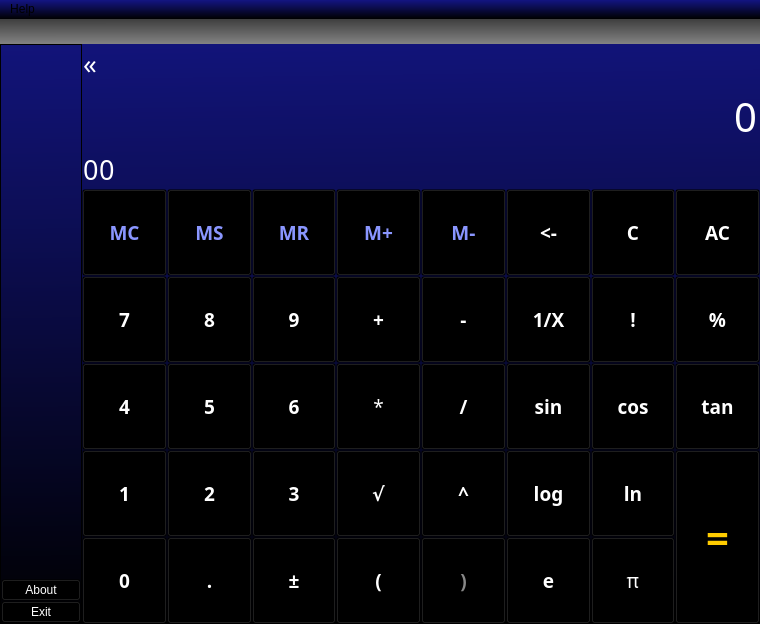
jirvoz/ivscd, file src/mainwindow.ui: the form before one commit.
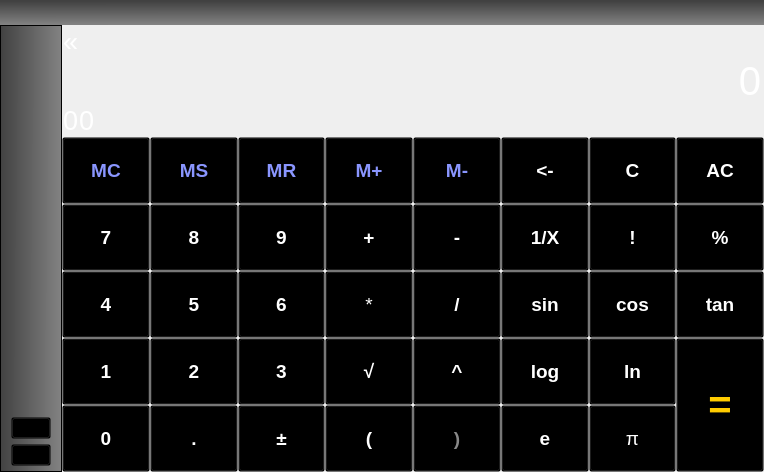
The form after the commit. Icons and pictures are not drawn.

Patch:
```diff
--- a/src/mainwindow.ui
+++ b/src/mainwindow.ui
@@ -6,8 +6,8 @@
    <rect>
     <x>0</x>
     <y>0</y>
-    <width>760</width>
-    <height>624</height>
+    <width>764</width>
+    <height>472</height>
    </rect>
   </property>
   <property name="sizePolicy">
@@ -20,7 +20,8 @@
    <string>Calculator</string>
   </property>
   <property name="styleSheet">
-   <string notr="true">QWidget{background-color: qlineargradient(spread:pad, x1:0.502, y1:0, x2:0.521531, y2:1, stop:0 rgba(19, 21, 130, 255), stop:1 rgba(0, 0, 0, 255)); }</string>
+   <string notr="true">QWidget{background-color: qlineargradient(spread:pad, x1:0.502, y1:0, x2:0.521531, y2:1, stop:0 rgba(19, 21, 130, 255), stop:1 rgba(0, 0, 0, 255)); }
+font-family: Ubuntu;</string>
   </property>
   <widget class="QWidget" name="centralWidget">
    <property name="styleSheet">
@@ -46,7 +47,6 @@
      <widget class="QFrame" name="displayFrame">
       <property name="styleSheet">
        <string notr="true">color: white;
-font-family: Purisa;
 </string>
       </property>
       <property name="frameShape">
@@ -105,7 +105,7 @@
             </property>
             <property name="font">
              <font>
-              <family>Purisa</family>
+              <family>Ubuntu</family>
               <pointsize>20</pointsize>
              </font>
             </property>
@@ -124,7 +124,7 @@
             </property>
             <property name="font">
              <font>
-              <family>Purisa</family>
+              <family>Ubuntu</family>
              </font>
             </property>
             <property name="text">
@@ -145,7 +145,7 @@
         <widget class="QLabel" name="resultLabel">
          <property name="font">
           <font>
-           <family>Purisa</family>
+           <family>Ubuntu</family>
            <pointsize>30</pointsize>
           </font>
          </property>
@@ -170,7 +170,7 @@
          </property>
          <property name="font">
           <font>
-           <family>Purisa</family>
+           <family>Ubuntu</family>
            <pointsize>20</pointsize>
           </font>
          </property>
@@ -189,7 +189,7 @@
          </property>
          <property name="font">
           <font>
-           <family>Purisa</family>
+           <family>Ubuntu</family>
            <pointsize>20</pointsize>
           </font>
          </property>
@@ -208,7 +208,7 @@
          </property>
          <property name="font">
           <font>
-           <family>Purisa</family>
+           <family>Ubuntu</family>
            <pointsize>20</pointsize>
           </font>
          </property>
@@ -278,7 +278,7 @@
          </property>
          <property name="font">
           <font>
-           <family>Purisa</family>
+           <family>Ubuntu</family>
            <pointsize>14</pointsize>
            <weight>75</weight>
            <italic>false</italic>
@@ -305,7 +305,7 @@
          </property>
          <property name="font">
           <font>
-           <family>Purisa</family>
+           <family>Ubuntu</family>
            <pointsize>14</pointsize>
            <weight>75</weight>
            <italic>false</italic>
@@ -335,7 +335,7 @@
          </property>
          <property name="font">
           <font>
-           <family>Purisa</family>
+           <family>Ubuntu</family>
            <pointsize>14</pointsize>
            <weight>75</weight>
            <italic>false</italic>
@@ -362,7 +362,7 @@
          </property>
          <property name="font">
           <font>
-           <family>Purisa</family>
+           <family>Ubuntu</family>
            <pointsize>14</pointsize>
            <weight>75</weight>
            <italic>false</italic>
@@ -389,7 +389,7 @@
          </property>
          <property name="font">
           <font>
-           <family>Purisa</family>
+           <family>Ubuntu</family>
            <pointsize>14</pointsize>
            <weight>75</weight>
            <italic>false</italic>
@@ -419,7 +419,7 @@
          </property>
          <property name="font">
           <font>
-           <family>Purisa</family>
+           <family>Ubuntu</family>
            <pointsize>14</pointsize>
            <weight>75</weight>
            <italic>false</italic>
@@ -446,7 +446,7 @@
          </property>
          <property name="font">
           <font>
-           <family>Purisa</family>
+           <family>Ubuntu</family>
            <pointsize>14</pointsize>
            <weight>75</weight>
            <italic>false</italic>
@@ -473,7 +473,7 @@
          </property>
          <property name="font">
           <font>
-           <family>Purisa</family>
+           <family>Ubuntu</family>
            <pointsize>14</pointsize>
            <weight>50</weight>
            <italic>false</italic>
@@ -503,7 +503,7 @@
          </property>
          <property name="font">
           <font>
-           <family>Purisa</family>
+           <family>Ubuntu</family>
            <pointsize>14</pointsize>
            <weight>75</weight>
            <italic>false</italic>
@@ -530,7 +530,7 @@
          </property>
          <property name="font">
           <font>
-           <family>Purisa</family>
+           <family>Ubuntu</family>
            <pointsize>14</pointsize>
            <weight>75</weight>
            <italic>false</italic>
@@ -557,7 +557,7 @@
          </property>
          <property name="font">
           <font>
-           <family>Purisa</family>
+           <family>Ubuntu</family>
            <pointsize>14</pointsize>
            <weight>75</weight>
            <italic>false</italic>
@@ -587,7 +587,7 @@
          </property>
          <property name="font">
           <font>
-           <family>Purisa</family>
+           <family>Ubuntu</family>
            <pointsize>14</pointsize>
            <weight>75</weight>
            <italic>false</italic>
@@ -614,7 +614,7 @@
          </property>
          <property name="font">
           <font>
-           <family>Purisa</family>
+           <family>Ubuntu</family>
            <pointsize>14</pointsize>
            <weight>75</weight>
            <italic>false</italic>
@@ -641,7 +641,7 @@
          </property>
          <property name="font">
           <font>
-           <family>Purisa</family>
+           <family>Ubuntu</family>
            <pointsize>14</pointsize>
            <weight>75</weight>
            <italic>false</italic>
@@ -668,7 +668,7 @@
          </property>
          <property name="font">
           <font>
-           <family>Purisa</family>
+           <family>Ubuntu</family>
            <pointsize>14</pointsize>
            <weight>75</weight>
            <italic>false</italic>
@@ -695,7 +695,7 @@
          </property>
          <property name="font">
           <font>
-           <family>Purisa</family>
+           <family>Ubuntu</family>
            <pointsize>14</pointsize>
            <weight>75</weight>
            <italic>false</italic>
@@ -722,7 +722,7 @@
          </property>
          <property name="font">
           <font>
-           <family>Purisa</family>
+           <family>Ubuntu</family>
            <pointsize>14</pointsize>
            <weight>75</weight>
            <italic>false</italic>
@@ -752,7 +752,7 @@
          </property>
          <property name="font">
           <font>
-           <family>Purisa</family>
+           <family>Ubuntu</family>
            <pointsize>14</pointsize>
            <weight>75</weight>
            <italic>false</italic>
@@ -782,7 +782,7 @@
          </property>
          <property name="font">
           <font>
-           <family>Purisa</family>
+           <family>Ubuntu</family>
            <pointsize>14</pointsize>
            <weight>75</weight>
            <italic>false</italic>
@@ -812,7 +812,7 @@
          </property>
          <property name="font">
           <font>
-           <family>Purisa</family>
+           <family>Ubuntu</family>
            <pointsize>14</pointsize>
            <weight>75</weight>
            <italic>false</italic>
@@ -842,7 +842,7 @@
          </property>
          <property name="font">
           <font>
-           <family>Purisa</family>
+           <family>Ubuntu</family>
            <pointsize>14</pointsize>
            <weight>75</weight>
            <italic>false</italic>
@@ -869,7 +869,7 @@
          </property>
          <property name="font">
           <font>
-           <family>Purisa</family>
+           <family>Ubuntu</family>
            <pointsize>14</pointsize>
            <weight>75</weight>
            <italic>false</italic>
@@ -899,7 +899,7 @@
          </property>
          <property name="font">
           <font>
-           <family>Purisa</family>
+           <family>Ubuntu</family>
            <pointsize>30</pointsize>
            <weight>75</weight>
            <italic>false</italic>
@@ -929,7 +929,7 @@
          </property>
          <property name="font">
           <font>
-           <family>Purisa</family>
+           <family>Ubuntu</family>
            <pointsize>14</pointsize>
            <weight>75</weight>
            <italic>false</italic>
@@ -959,7 +959,7 @@
          </property>
          <property name="font">
           <font>
-           <family>Purisa</family>
+           <family>Ubuntu</family>
            <pointsize>14</pointsize>
            <weight>75</weight>
            <italic>false</italic>
@@ -989,7 +989,7 @@
          </property>
          <property name="font">
           <font>
-           <family>Purisa</family>
+           <family>Ubuntu</family>
            <pointsize>14</pointsize>
            <weight>75</weight>
            <italic>false</italic>
@@ -1019,7 +1019,7 @@
          </property>
          <property name="font">
           <font>
-           <family>Purisa</family>
+           <family>Ubuntu</family>
            <pointsize>14</pointsize>
            <weight>75</weight>
            <italic>false</italic>
@@ -1046,7 +1046,7 @@
          </property>
          <property name="font">
           <font>
-           <family>Purisa</family>
+           <family>Ubuntu</family>
            <pointsize>14</pointsize>
            <weight>75</weight>
            <italic>false</italic>
@@ -1073,7 +1073,7 @@
          </property>
          <property name="font">
           <font>
-           <family>Purisa</family>
+           <family>Ubuntu</family>
            <pointsize>14</pointsize>
            <weight>75</weight>
            <italic>false</italic>
@@ -1100,7 +1100,7 @@
          </property>
          <property name="font">
           <font>
-           <family>Purisa</family>
+           <family>Ubuntu</family>
            <pointsize>14</pointsize>
            <weight>75</weight>
            <italic>false</italic>
@@ -1127,7 +1127,7 @@
          </property>
          <property name="font">
           <font>
-           <family>Purisa</family>
+           <family>Ubuntu</family>
            <pointsize>14</pointsize>
            <weight>75</weight>
            <italic>false</italic>
@@ -1154,7 +1154,7 @@
          </property>
          <property name="font">
           <font>
-           <family>Purisa</family>
+           <family>Ubuntu</family>
            <pointsize>14</pointsize>
            <weight>75</weight>
            <italic>false</italic>
@@ -1181,7 +1181,7 @@
          </property>
          <property name="font">
           <font>
-           <family>Purisa</family>
+           <family>Ubuntu</family>
            <pointsize>14</pointsize>
            <weight>75</weight>
            <italic>false</italic>
@@ -1208,7 +1208,7 @@
          </property>
          <property name="font">
           <font>
-           <family>Purisa</family>
+           <family>Ubuntu</family>
            <pointsize>14</pointsize>
            <weight>75</weight>
            <italic>false</italic>
@@ -1235,7 +1235,7 @@
          </property>
          <property name="font">
           <font>
-           <family>Purisa</family>
+           <family>Ubuntu</family>
            <pointsize>14</pointsize>
            <weight>50</weight>
            <italic>false</italic>
@@ -1262,7 +1262,7 @@
          </property>
          <property name="font">
           <font>
-           <family>Purisa</family>
+           <family>Ubuntu</family>
            <pointsize>14</pointsize>
            <weight>75</weight>
            <italic>false</italic>
@@ -1289,7 +1289,7 @@
          </property>
          <property name="font">
           <font>
-           <family>Purisa</family>
+           <family>Ubuntu</family>
            <pointsize>14</pointsize>
            <weight>75</weight>
            <italic>false</italic>
@@ -1316,7 +1316,7 @@
          </property>
          <property name="font">
           <font>
-           <family>Purisa</family>
+           <family>Ubuntu</family>
            <pointsize>14</pointsize>
            <weight>75</weight>
            <italic>false</italic>
@@ -1346,7 +1346,7 @@
          </property>
          <property name="font">
           <font>
-           <family>Purisa</family>
+           <family>Ubuntu</family>
            <pointsize>14</pointsize>
            <weight>75</weight>
            <italic>false</italic>
@@ -1366,7 +1366,7 @@
       </layout>
      </widget>
     </item>
-    <item row="1" column="0" rowspan="2">
+    <item row="1" column="0" rowspan="2" alignment="Qt::AlignHCenter">
      <widget class="QFrame" name="leftMenu">
       <property name="sizePolicy">
        <sizepolicy hsizetype="Minimum" vsizetype="Expanding">
@@ -1374,10 +1374,16 @@
         <verstretch>0</verstretch>
        </sizepolicy>
       </property>
+      <property name="layoutDirection">
+       <enum>Qt::LeftToRight</enum>
+      </property>
       <property name="styleSheet">
-       <string notr="true">background-color:  qlineargradient(spread:pad, x1:0, y1:0.528, x2:1, y2:0.534, stop:0 rgba(65, 65, 65, 255), stop:1 rgba(131, 131, 131, 255));
+       <string notr="true">QFrame{ background-color:  qlineargradient(spread:pad, x1:0, y1:0.528, x2:1, y2:0.534, stop:0 rgba(65, 65, 65, 255), stop:1 rgba(131, 131, 131, 255)); }
 
-QPushButton { background-color: rgba(0, 0, 0, 0); color: white;}</string>
+
+QPushButton { background-color: rgba(0, 0, 0, 0); }
+QPushButton:pressed { background-color: rgba(255, 255, 255, 75);  }
+QPushButton:hover:!pressed { border: 1px solid rgb(238, 152, 45); background-color: rgba(238, 152, 45, 75); }</string>
       </property>
       <property name="frameShape">
        <enum>QFrame::Box</enum>
@@ -1390,22 +1396,27 @@
       </property>
       <layout class="QVBoxLayout" name="verticalLayout" stretch="1,0,0">
        <property name="spacing">
-        <number>0</number>
+        <number>5</number>
        </property>
        <property name="leftMargin">
-        <number>0</number>
+        <number>10</number>
        </property>
        <property name="topMargin">
         <number>0</number>
        </property>
        <property name="rightMargin">
-        <number>0</number>
+        <number>10</number>
        </property>
        <property name="bottomMargin">
-        <number>0</number>
+        <number>5</number>
        </property>
        <item>
         <spacer name="verticalSpacer">
+         <property name="font">
+          <font>
+           <family>Ubuntu</family>
+          </font>
+         </property>
          <property name="orientation">
           <enum>Qt::Vertical</enum>
          </property>
@@ -1428,12 +1439,25 @@
          <property name="focusPolicy">
           <enum>Qt::NoFocus</enum>
          </property>
-         <property name="styleSheet">
-          <string notr="true">QPushButton { background-color: rgba(0, 0, 0, 0); color: white;}</string>
-         </property>
-         <property name="text">
+         <property name="toolTip">
           <string>About</string>
          </property>
+         <property name="styleSheet">
+          <string notr="true"/>
+         </property>
+         <property name="text">
+          <string/>
+         </property>
+         <property name="icon">
+          <iconset resource="resources.qrc">
+           <normaloff>:/img/img/about.png</normaloff>:/img/img/about.png</iconset>
+         </property>
+         <property name="iconSize">
+          <size>
+           <width>40</width>
+           <height>40</height>
+          </size>
+         </property>
          <property name="flat">
           <bool>false</bool>
          </property>
@@ -1450,11 +1474,27 @@
          <property name="focusPolicy">
           <enum>Qt::NoFocus</enum>
          </property>
+         <property name="toolTip">
+          <string>Quit the Application</string>
+         </property>
+         <property name="autoFillBackground">
+          <bool>false</bool>
+         </property>
          <property name="styleSheet">
-          <string notr="true">QPushButton { background-color: rgba(0, 0, 0, 0); color: white;}</string>
+          <string notr="true"/>
          </property>
          <property name="text">
-          <string>Exit</string>
+          <string/>
+         </property>
+         <property name="icon">
+          <iconset resource="resources.qrc">
+           <normaloff>:/img/img/quit.png</normaloff>:/img/img/quit.png</iconset>
+         </property>
+         <property name="iconSize">
+          <size>
+           <width>40</width>
+           <height>40</height>
+          </size>
          </property>
          <property name="flat">
           <bool>false</bool>
@@ -1482,23 +1522,6 @@
     </item>
    </layout>
   </widget>
-  <widget class="QMenuBar" name="menuBar">
-   <property name="geometry">
-    <rect>
-     <x>0</x>
-     <y>0</y>
-     <width>760</width>
-     <height>25</height>
-    </rect>
-   </property>
-   <widget class="QMenu" name="menuHelp">
-    <property name="title">
-     <string>Help</string>
-    </property>
-    <addaction name="actionAbout"/>
-   </widget>
-   <addaction name="menuHelp"/>
-  </widget>
   <action name="actionAbout">
    <property name="text">
     <string>About</string>
```
Left out of the diff: 8 changed lines with no effect on the pictures.
